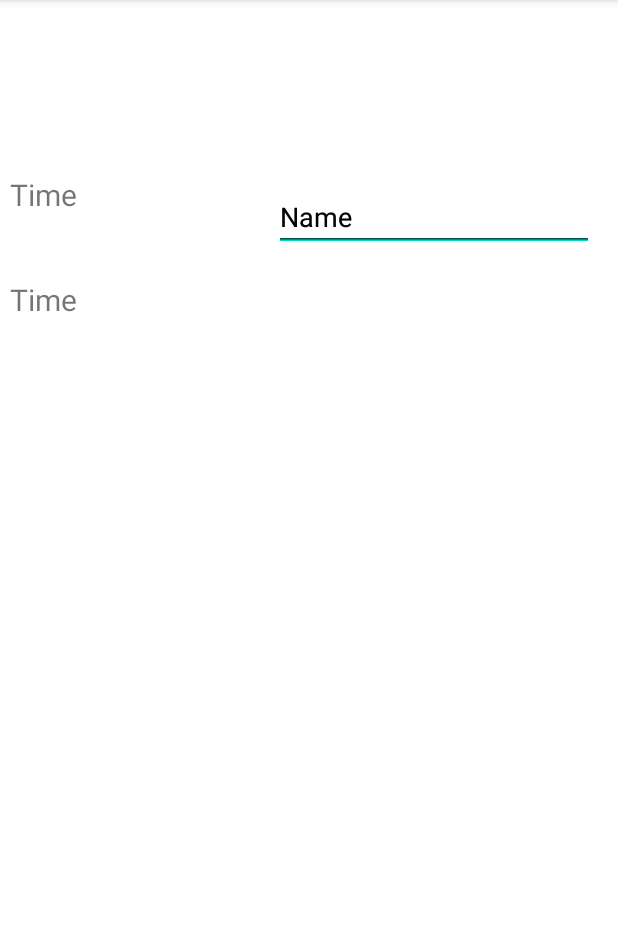
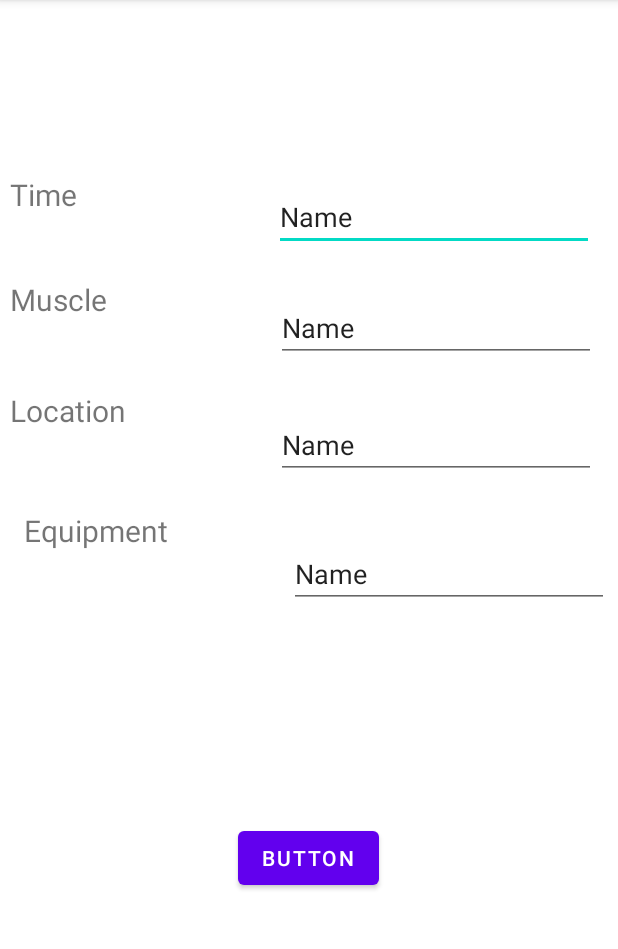
Before and after one commit to Dishant-Rathi/FitVibe, an Android app: the screen it shows after launch (MainActivity), on a phone screen of 412 x 824 dp, the part 84-1033 px from its top. Run offline under Robolectric (Android 15) with nearby library versions, the phone set to English and light mode, and no system bars.

Commit message:
Initial Commit(Added parameters)

```diff
--- a/app/src/main/AndroidManifest.xml
+++ b/app/src/main/AndroidManifest.xml
@@ -14,6 +14,9 @@
         android:theme="@style/Theme.FitVibe"
         tools:targetApi="31">
         <activity
+            android:name=".Detailpage"
+            android:exported="false" />
+        <activity
             android:name=".MainActivity"
             android:exported="true">
             <intent-filter>
--- /dev/null
+++ b/app/src/main/java/com/shivam/fitvibe1/Detailpage.java
@@ -0,0 +1,14 @@
+package com.shivam.fitvibe1;
+
+import androidx.appcompat.app.AppCompatActivity;
+
+import android.os.Bundle;
+
+public class Detailpage extends AppCompatActivity {
+
+    @Override
+    protected void onCreate(Bundle savedInstanceState) {
+        super.onCreate(savedInstanceState);
+        setContentView(R.layout.activity_detailpage);
+    }
+}
--- a/app/src/main/java/com/shivam/fitvibe1/MainActivity.java
+++ b/app/src/main/java/com/shivam/fitvibe1/MainActivity.java
@@ -2,13 +2,32 @@ package com.shivam.fitvibe1;
 
 import androidx.appcompat.app.AppCompatActivity;
 
+import android.content.Intent;
 import android.os.Bundle;
+import android.view.View;
+import android.widget.Button;
 
 public class MainActivity extends AppCompatActivity {
-
+    Button btnSearch;
     @Override
     protected void onCreate(Bundle savedInstanceState) {
         super.onCreate(savedInstanceState);
         setContentView(R.layout.activity_main);
+        btnSearch=findViewById(R.id.btnSearch);
+
+
+
+
+        btnSearch.setOnClickListener(new View.OnClickListener() {
+
+            @Override
+            public void onClick(View view) {
+                Intent intent=new Intent(MainActivity.this,Detailpage.class);
+                startActivity(intent);
+
+
+            }
+
+        });
     }
 }
--- /dev/null
+++ b/app/src/main/res/layout/activity_detailpage.xml
@@ -0,0 +1,9 @@
+<?xml version="1.0" encoding="utf-8"?>
+<androidx.constraintlayout.widget.ConstraintLayout xmlns:android="http://schemas.android.com/apk/res/android"
+    xmlns:app="http://schemas.android.com/apk/res-auto"
+    xmlns:tools="http://schemas.android.com/tools"
+    android:layout_width="match_parent"
+    android:layout_height="match_parent"
+    tools:context=".Detailpage">
+
+</androidx.constraintlayout.widget.ConstraintLayout>
--- a/app/src/main/res/layout/activity_main.xml
+++ b/app/src/main/res/layout/activity_main.xml
@@ -27,15 +27,15 @@
         android:text="Name"
         app:layout_constraintBottom_toBottomOf="parent"
         app:layout_constraintEnd_toEndOf="parent"
-        app:layout_constraintStart_toEndOf="@+id/textView"
+        app:layout_constraintStart_toEndOf="@+id/lblTime"
         app:layout_constraintTop_toTopOf="parent"
         app:layout_constraintVertical_bias="0.169" />
     <TextView
-        android:id="@+id/textView"
+        android:id="@+id/lblMuscle"
         android:layout_width="159dp"
         android:layout_height="47dp"
         android:layout_marginTop="186dp"
-        android:text="Time"
+        android:text="Muscle"
         android:textSize="20sp"
         app:layout_constraintEnd_toEndOf="parent"
         app:layout_constraintHorizontal_bias="0.027"
@@ -43,7 +43,7 @@
         app:layout_constraintTop_toTopOf="parent" />
 
     <EditText
-        android:id="@+id/editTextTextPersonName"
+        android:id="@+id/txtMuscle"
         android:layout_width="wrap_content"
         android:layout_height="wrap_content"
         android:ems="10"
@@ -51,7 +51,74 @@
         android:text="Name"
         app:layout_constraintBottom_toBottomOf="parent"
         app:layout_constraintEnd_toEndOf="parent"
-        app:layout_constraintStart_toEndOf="@+id/textView"
+        app:layout_constraintHorizontal_bias="0.542"
+        app:layout_constraintStart_toEndOf="@+id/lblMuscle"
         app:layout_constraintTop_toTopOf="parent"
-        app:layout_constraintVertical_bias="0.169" />
+        app:layout_constraintVertical_bias="0.271" />
+
+    <TextView
+        android:id="@+id/lblLocation"
+        android:layout_width="159dp"
+        android:layout_height="47dp"
+        android:layout_marginTop="260dp"
+        android:text="Location"
+        android:textSize="20sp"
+        app:layout_constraintEnd_toEndOf="parent"
+        app:layout_constraintHorizontal_bias="0.027"
+        app:layout_constraintStart_toStartOf="parent"
+        app:layout_constraintTop_toTopOf="parent" />
+
+    <EditText
+        android:id="@+id/txtLocation"
+        android:layout_width="wrap_content"
+        android:layout_height="wrap_content"
+        android:ems="10"
+        android:inputType="textPersonName"
+        android:text="Name"
+        app:layout_constraintBottom_toBottomOf="parent"
+        app:layout_constraintEnd_toEndOf="parent"
+        app:layout_constraintHorizontal_bias="0.542"
+        app:layout_constraintStart_toEndOf="@+id/lblLocation"
+        app:layout_constraintTop_toTopOf="parent"
+        app:layout_constraintVertical_bias="0.379" />
+
+    <TextView
+        android:id="@+id/lblEquipment"
+        android:layout_width="159dp"
+        android:layout_height="47dp"
+        android:layout_marginTop="340dp"
+        android:text="Equipment"
+        android:textSize="20sp"
+        app:layout_constraintEnd_toEndOf="parent"
+        app:layout_constraintHorizontal_bias="0.063"
+        app:layout_constraintStart_toStartOf="parent"
+        app:layout_constraintTop_toTopOf="parent" />
+
+    <EditText
+        android:id="@+id/txtEquipment"
+        android:layout_width="wrap_content"
+        android:layout_height="wrap_content"
+        android:ems="10"
+        android:inputType="textPersonName"
+        android:text="Name"
+        app:layout_constraintBottom_toBottomOf="parent"
+        app:layout_constraintEnd_toEndOf="parent"
+        app:layout_constraintHorizontal_bias="0.73"
+        app:layout_constraintStart_toEndOf="@+id/lblEquipment"
+        app:layout_constraintTop_toTopOf="parent"
+        app:layout_constraintVertical_bias="0.498" />
+
+    <Button
+        android:id="@+id/btnSearch"
+        android:layout_width="wrap_content"
+        android:layout_height="wrap_content"
+        android:text="Button"
+        app:layout_constraintBottom_toBottomOf="parent"
+        app:layout_constraintEnd_toEndOf="parent"
+        app:layout_constraintHorizontal_bias="0.498"
+        app:layout_constraintStart_toStartOf="parent"
+        app:layout_constraintTop_toTopOf="parent"
+        app:layout_constraintVertical_bias="0.761" />
+
+
 </androidx.constraintlayout.widget.ConstraintLayout>
```
